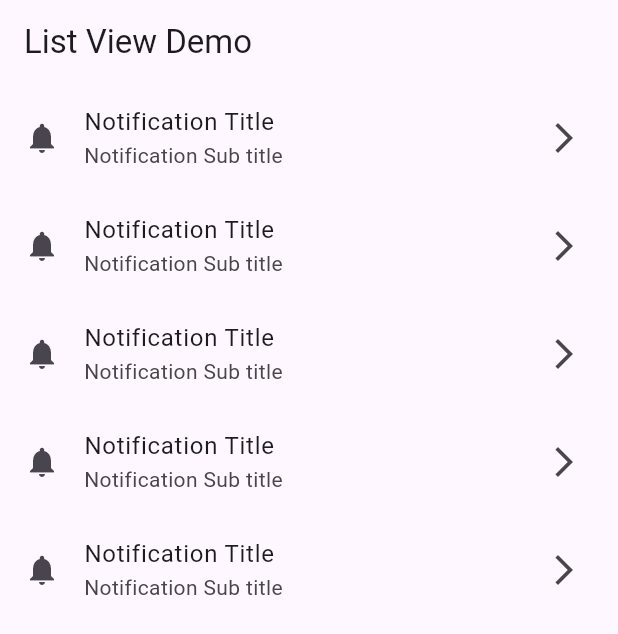
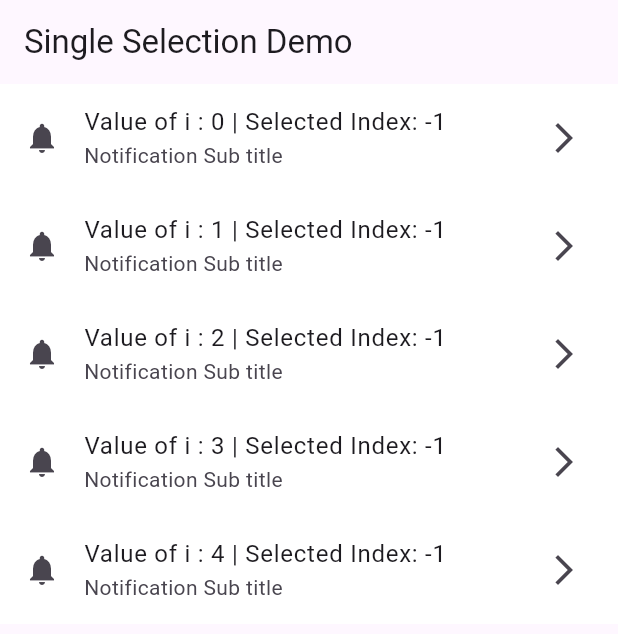
Before and after one commit to MuhammadAliKust/AmmarProject, a Flutter app: the screen it shows after launch, on a phone screen of 412 x 824 dp. Shown: the top 634 px of the screen. Run offline on Flutter 3.47's test engine with Material 3 defaults, Android fonts, the phone set to English and light mode, and no system bars.

Commit message:
Single Selection Done

```diff
--- a/lib/main.dart
+++ b/lib/main.dart
@@ -1,6 +1,7 @@
 import 'package:first_project/discover_daily_view.dart';
 import 'package:first_project/list_view_demo.dart';
 import 'package:first_project/login_view.dart';
+import 'package:first_project/single_selection_view.dart';
 import 'package:first_project/splash_view.dart';
 import 'package:first_project/ternding_news.dart';
 import 'package:flutter/material.dart';
@@ -15,7 +16,7 @@ class MyApp extends StatelessWidget {
   @override
   Widget build(BuildContext context) {
     return MaterialApp(
-      home:ListViewDemo(),
+      home:SingleSelectionDemo(),
     );
   }
 }
--- /dev/null
+++ b/lib/single_selection_view.dart
@@ -0,0 +1,36 @@
+import 'package:flutter/material.dart';
+
+class SingleSelectionDemo extends StatefulWidget {
+  const SingleSelectionDemo({super.key});
+
+  @override
+  State<SingleSelectionDemo> createState() => _SingleSelectionDemoState();
+}
+
+class _SingleSelectionDemoState extends State<SingleSelectionDemo> {
+  int selectedIndex = -1;
+
+  @override
+  Widget build(BuildContext context) {
+    return Scaffold(
+      appBar: AppBar(
+        title: Text("Single Selection Demo"),
+      ),
+      body: ListView.builder(
+          itemCount: 5,
+          itemBuilder: (context, i) {
+            return ListTile(
+              onTap: () {
+                selectedIndex = i;
+                setState(() {});
+              },
+              leading: Icon(Icons.notifications),
+              tileColor: selectedIndex == i ? Colors.blue : Colors.white,
+              title: Text("Value of i : $i | Selected Index: $selectedIndex"),
+              subtitle: Text("Notification Sub title"),
+              trailing: Icon(Icons.arrow_forward_ios),
+            );
+          }),
+    );
+  }
+}
```
